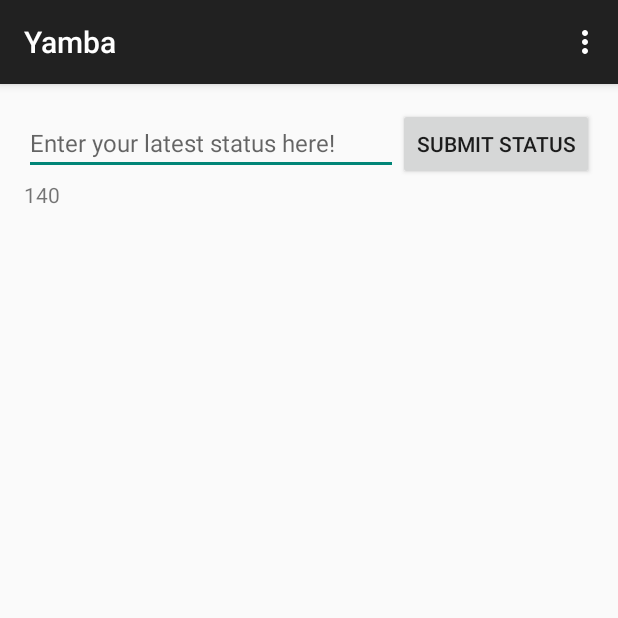
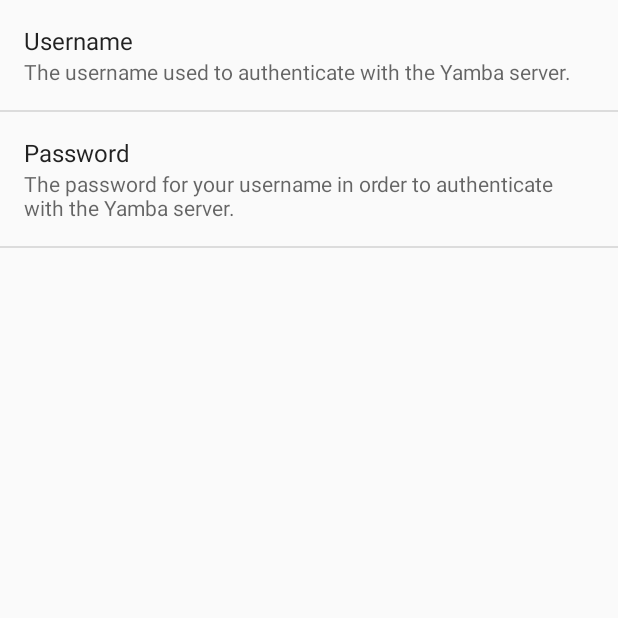
Before and after one commit to hiq-larryschiefer/android_bootcamp_201412, an Android app: the screen it shows after launch (StatusActivity before the commit, SettingsActivity after it), after a tap on "SUBMIT STATUS", on a phone screen of 412 x 824 dp, the top half of it. Run offline under Robolectric (Android 15) with nearby library versions, the phone set to English and light mode, and no system bars.

Commit message:
Added a Settings Activity using a PreferenceScreen and SharedPreferences for the data.  Updated the Yamba worker task to use the username/password from the settings.

```diff
--- a/app/build.gradle
+++ b/app/build.gradle
@@ -26,6 +26,7 @@ android {
 
 dependencies {
     compile fileTree(dir: 'libs', include: ['*.jar'])
+    compile files('libs/YambaClientLib.jar')
     compile 'com.android.support:appcompat-v7:21.0.2'
-    compile files('libs/YambaClientLib.jar')
+    compile 'com.android.support:support-v4:21.0.2'
 }
--- a/app/src/main/AndroidManifest.xml
+++ b/app/src/main/AndroidManifest.xml
@@ -18,6 +18,10 @@
                 <category android:name="android.intent.category.LAUNCHER" />
             </intent-filter>
         </activity>
+        <activity
+            android:name="com.intel.yamba.SettingsActivity"
+            android:label="@string/title_activity_settings" >
+        </activity>
     </application>
 
 </manifest>
--- /dev/null
+++ b/app/src/main/java/com/intel/yamba/SettingsActivity.java
@@ -0,0 +1,12 @@
+package com.intel.yamba;
+
+import android.os.Bundle;
+import android.preference.PreferenceActivity;
+
+public class SettingsActivity extends PreferenceActivity {
+    @Override
+    protected void onCreate(Bundle savedInstanceState) {
+        super.onCreate(savedInstanceState);
+        addPreferencesFromResource(R.xml.settings);
+    }
+}
--- a/app/src/main/java/com/intel/yamba/StatusActivity.java
+++ b/app/src/main/java/com/intel/yamba/StatusActivity.java
@@ -1,8 +1,11 @@
 package com.intel.yamba;
 
 import android.app.ProgressDialog;
+import android.content.Intent;
+import android.content.SharedPreferences;
 import android.graphics.Color;
 import android.os.AsyncTask;
+import android.preference.PreferenceManager;
 import android.support.v7.app.ActionBarActivity;
 import android.os.Bundle;
 import android.text.Editable;
@@ -26,6 +29,7 @@ public class StatusActivity extends ActionBarActivity implements TextWatcher, Vi
     private TextView            mRemainText;
     private EditText            mStatus;
     private Button              mSubmitBtn;
+    private Button              mSettingsBtn;
     private int                 mDefaultTextColor;
     private YambaSubmitterTask  mTmpTask;
 
@@ -42,6 +46,19 @@ public class StatusActivity extends ActionBarActivity implements TextWatcher, Vi
 
         mSubmitBtn = (Button)findViewById(R.id.submit_status);
         mSubmitBtn.setOnClickListener(this);
+
+        mSettingsBtn = (Button)findViewById(R.id.btn_settings);
+        mSettingsBtn.setOnClickListener(new View.OnClickListener() {
+            @Override
+            public void onClick(View v) {
+                startSettingsActivity();
+            }
+        });
+    }
+
+    private void startSettingsActivity() {
+        Intent settingsIntent = new Intent(this, SettingsActivity.class);
+        startActivity(settingsIntent);
     }
 
     @Override
@@ -119,7 +136,17 @@ public class StatusActivity extends ActionBarActivity implements TextWatcher, Vi
         protected String doInBackground(String... params) {
             String status = params[0];
             String result = StatusActivity.this.getString(R.string.success);
-            YambaClient client = new YambaClient("student", "password");
+            SharedPreferences prefs = PreferenceManager.getDefaultSharedPreferences(StatusActivity.this);
+            String tmp = StatusActivity.this.getString(R.string.username_key);
+            String username = prefs.getString(tmp, "");
+            tmp = StatusActivity.this.getString(R.string.password_key);
+            String pw = prefs.getString(tmp, "");
+            if ((pw.length() == 0) || (username.length() == 0)) {
+                startSettingsActivity();
+                return StatusActivity.this.getString(R.string.fail);
+            }
+
+            YambaClient client = new YambaClient(username, pw);
             try {
                 client.postStatus(status);
             } catch (YambaClientException e) {
--- a/app/src/main/res/values/strings.xml
+++ b/app/src/main/res/values/strings.xml
@@ -9,4 +9,12 @@
     <string name="fail">Failed!</string>
     <string name="progress_title">Posting your update&#8230;</string>
     <string name="progress_msg">Please be patient while we let the world know your thoughts.</string>
+    <string name="username_key">k_username</string>
+    <string name="username_summary">The username used to authenticate with the Yamba server.</string>
+    <string name="username_title">Username</string>
+    <string name="password_key">k_password</string>
+    <string name="password_summary">The password for your username in order to authenticate with the Yamba server.</string>
+    <string name="password_title">Password</string>
+    <string name="title_activity_settings">Settings</string>
+    <string name="btn_settings_label">Settings</string>
 </resources>
--- /dev/null
+++ b/app/src/main/res/xml/settings.xml
@@ -0,0 +1,15 @@
+<?xml version="1.0" encoding="utf-8"?>
+<PreferenceScreen xmlns:android="http://schemas.android.com/apk/res/android">
+
+    <EditTextPreference
+        android:key="@string/username_key"
+        android:summary="@string/username_summary"
+        android:title="@string/username_title" />
+
+    <EditTextPreference
+        android:key="@string/password_key"
+        android:summary="@string/password_summary"
+        android:title="@string/password_title"
+        android:password="true" />
+
+</PreferenceScreen>
```
Also changed, not shown: app/src/main/res/layout/activity_status.xml (+8 -0 lines).
